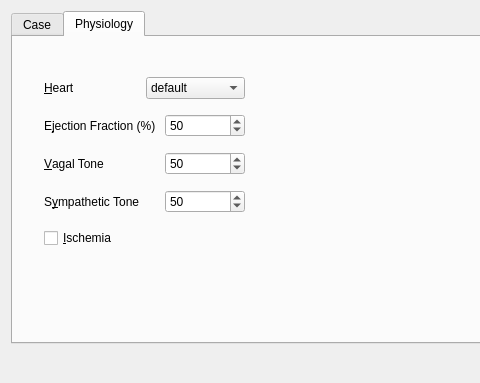
Before: the Qt Designer form src/libs/recorder/ui/patientdialog.ui in mannd/epsimulator, drawn with Qt 5; both pictures show x 0 to 480 and y 0 to 383 of the 744 by 383 pixel window.
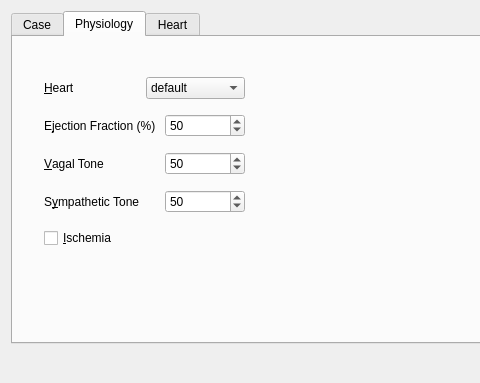
After: the same form once the commit is applied. The open tabs and pages were chosen to show the change.

Commit message: Added SystemData<T> class for loading and saving system data using << and >>.

Diff of the .ui file:
```diff
--- a/src/libs/recorder/ui/patientdialog.ui
+++ b/src/libs/recorder/ui/patientdialog.ui
@@ -695,6 +695,11 @@
        </layout>
       </widget>
      </widget>
+     <widget class="QWidget" name="tabHeart">
+      <attribute name="title">
+       <string>Heart</string>
+      </attribute>
+     </widget>
     </widget>
    </item>
    <item row="1" column="0">
```
Left out of the diff: 2 changed lines with no effect on the pictures. The commit also changes 3 other files.
